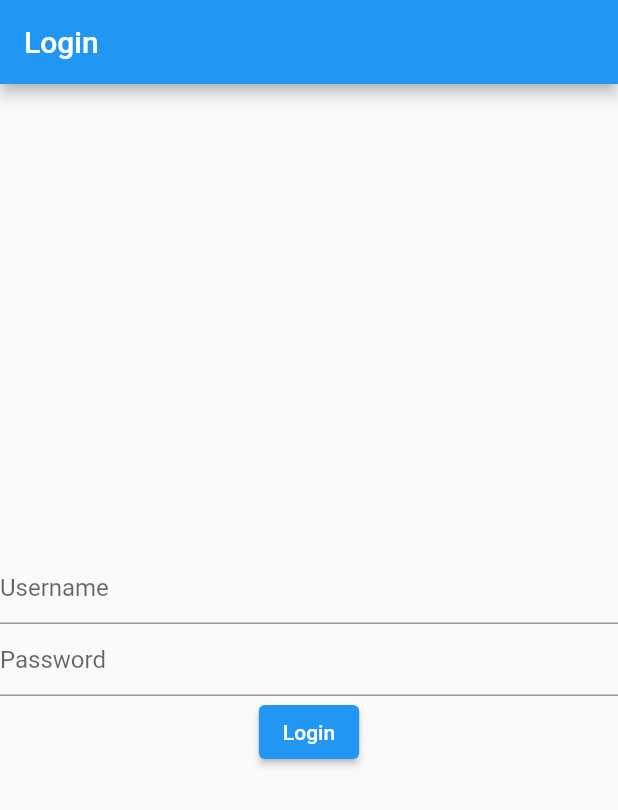
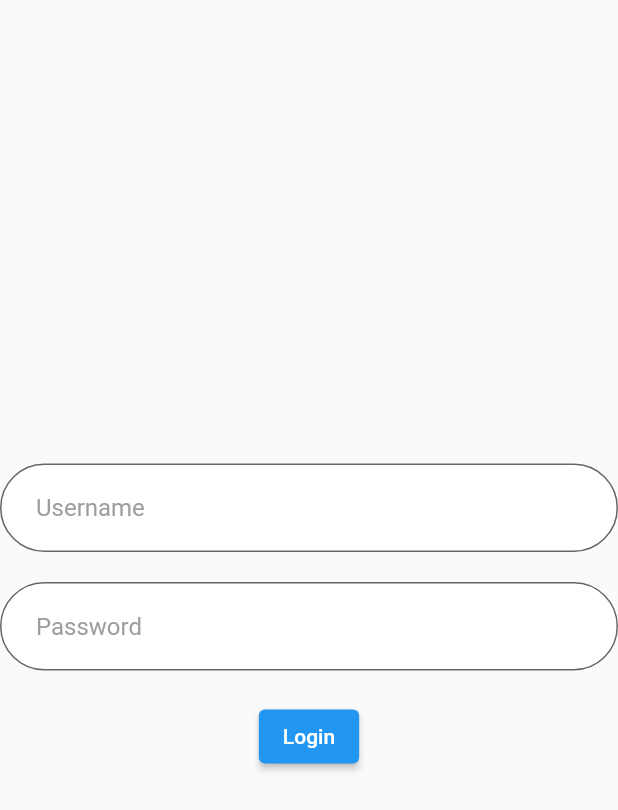
Before and after one commit to eodevelop/intranet, a Flutter app: the screen it shows after launch, on a phone screen of 412 x 824 dp. Shown: the top 810 px of the screen. Run offline on Flutter 3.47's test engine with Material 2 defaults, Android fonts, the light colour scheme and no system bars.

Commit message:
1. Login 페이지 디자인 변경

```diff
--- a/lib/screens/login_page.dart
+++ b/lib/screens/login_page.dart
@@ -4,19 +4,35 @@ import 'package:intranet/screens/board_home_page.dart';
 class LoginPage extends StatelessWidget {
   @override
   Widget build(BuildContext context) {
+    InputDecoration textFieldDecoration = InputDecoration(
+      filled: true,
+      fillColor: Colors.white,
+      hintText: '',
+      hintStyle: TextStyle(color: Colors.grey),
+      contentPadding: EdgeInsets.symmetric(horizontal: 24, vertical: 20),
+      border: OutlineInputBorder(
+        borderRadius: BorderRadius.circular(30),
+      ),
+      focusedBorder: OutlineInputBorder(
+        borderRadius: BorderRadius.circular(30),
+        borderSide: BorderSide(color: Theme.of(context).primaryColor),
+      ),
+    );
+
     return Scaffold(
-      appBar: AppBar(title: Text('Login')),
       body: Center(
         child: Column(
           mainAxisAlignment: MainAxisAlignment.center,
           children: [
             TextField(
-              decoration: InputDecoration(hintText: 'Username'),
+              decoration: textFieldDecoration.copyWith(hintText: 'Username'),
             ),
+            SizedBox(height: 20),
             TextField(
-              decoration: InputDecoration(hintText: 'Password'),
+              decoration: textFieldDecoration.copyWith(hintText: 'Password'),
               obscureText: true,
             ),
+            SizedBox(height: 20),
             ElevatedButton(
               onPressed: () {
                 Navigator.pushReplacement(
```
